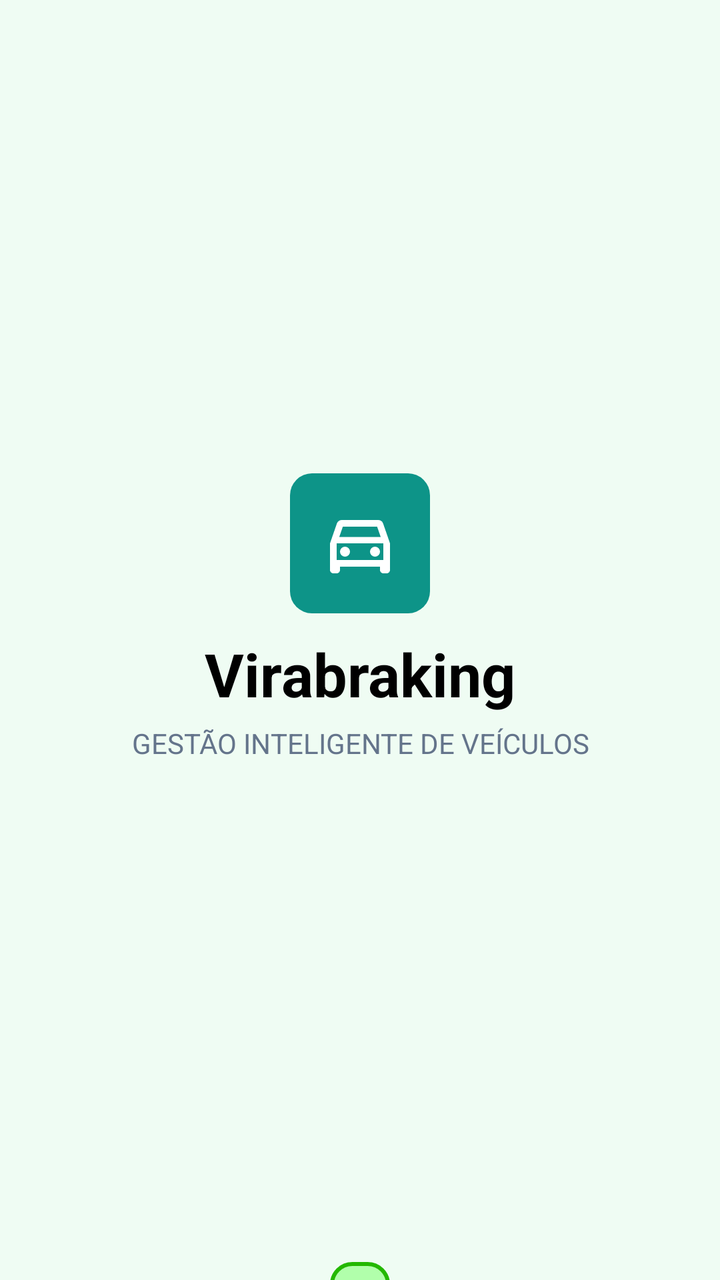
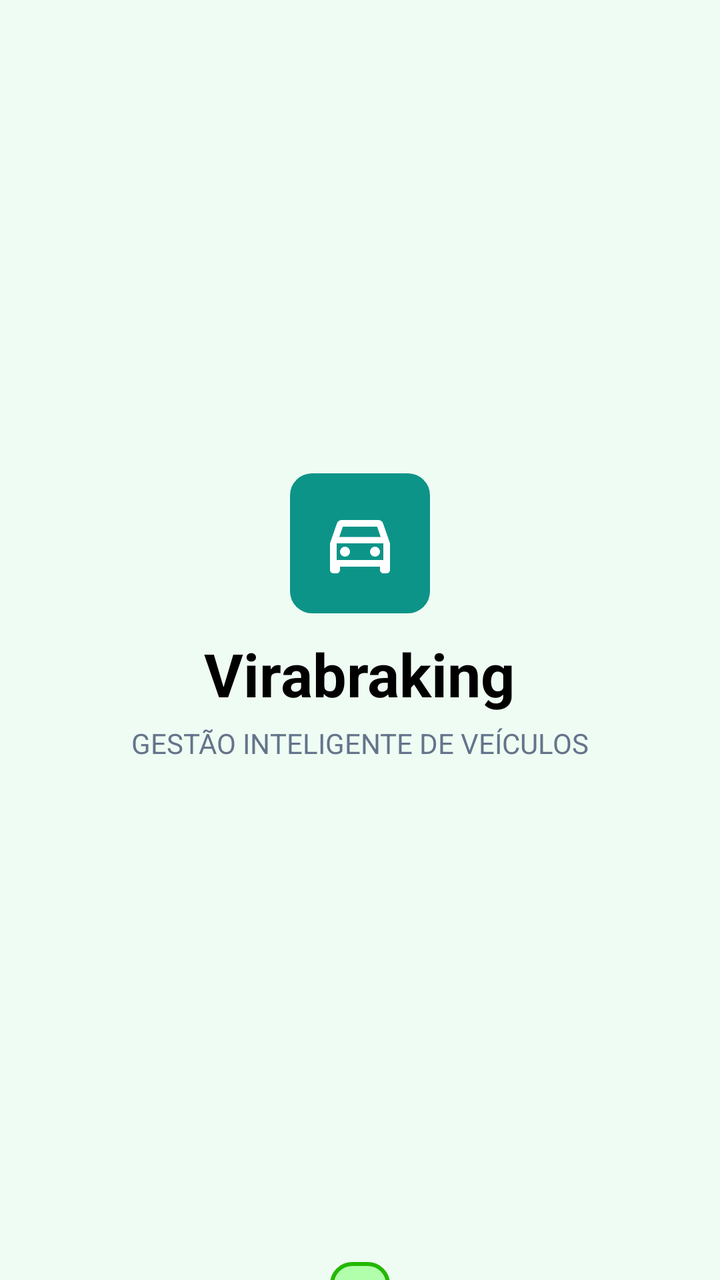

Before-and-after screenshots of an Android layout around one commit, followed by the original layout XML and the change that was made.
<!-- AndroidManifest.xml: application theme Theme.Virabraking -->
<!-- res/layout/activity_main.xml -->
<?xml version="1.0" encoding="utf-8"?>
<LinearLayout xmlns:android="http://schemas.android.com/apk/res/android"
    xmlns:app="http://schemas.android.com/apk/res-auto"
    xmlns:tools="http://schemas.android.com/tools"
    android:layout_width="match_parent"
    android:layout_height="match_parent"
    android:background="#effcf3"
    android:orientation="vertical"
    android:gravity="center"
    tools:context=".MainActivity">

    <ImageButton
        android:id="@+id/iBtnInicio"
        android:layout_width="wrap_content"
        android:layout_height="wrap_content"
        android:padding="15dp"
        android:layout_marginBottom="10dp"
        android:background="@drawable/rouded_border"
        android:src="@drawable/car" />

    <TextView
        android:layout_width="match_parent"
        android:layout_height="wrap_content"
        android:gravity="center"
        android:textSize="30sp"
        android:textStyle="bold"
        android:layout_marginBottom="5dp"
        android:textColor="@color/black"
        android:text="Virabraking" />

    <TextView
        android:layout_width="match_parent"
        android:layout_height="wrap_content"
        android:gravity="center"
        android:textColor="#64748b"
        android:text="GESTÃO INTELIGENTE DE VEÍCULOS" />

    <TextView
        android:id="@+id/tvAppVersion"
        android:layout_width="wrap_content"
        android:layout_height="wrap_content"
        android:background="@drawable/version_background"
        android:paddingVertical="3dp"
        android:paddingHorizontal="15dp"
        android:textStyle="bold"
        android:textSize="12sp"
        android:textColor="#28a095"
        android:translationY="250dp" />
</LinearLayout>
<!-- resources referenced by this layout -->
<resources>
  <color name="black">#FF000000</color>
  <!-- drawable car (drawable) -->
  <vector android:height="40dp" android:tint="#ffffff"
      android:viewportHeight="24" android:viewportWidth="24"
      android:width="40dp" xmlns:android="http://schemas.android.com/apk/res/android">
      <path android:fillColor="@android:color/white" android:pathData="M18.92,6.01C18.72,5.42 18.16,5 17.5,5h-11c-0.66,0 -1.21,0.42 -1.42,1.01L3,12v8c0,0.55 0.45,1 1,1h1c0.55,0 1,-0.45 1,-1v-1h12v1c0,0.55 0.45,1 1,1h1c0.55,0 1,-0.45 1,-1v-8l-2.08,-5.99zM6.85,7h10.29l1.08,3.11H5.77L6.85,7zM19,17H5v-5h14v5z"/>
      <path android:fillColor="@android:color/white" android:pathData="M7.5,14.5m-1.5,0a1.5,1.5 0,1 1,3 0a1.5,1.5 0,1 1,-3 0"/>
      <path android:fillColor="@android:color/white" android:pathData="M16.5,14.5m-1.5,0a1.5,1.5 0,1 1,3 0a1.5,1.5 0,1 1,-3 0"/>
  </vector>
  <!-- drawable rouded_border (drawable) -->
  <?xml version="1.0" encoding="utf-8"?>
  <layer-list xmlns:android="http://schemas.android.com/apk/res/android">
      <item>
          <shape android:shape="rectangle">
              <corners android:radius="11dp" />
              <solid android:color="#0d9488" />
          </shape>
      </item>
  </layer-list>
  <!-- drawable version_background (drawable) -->
  <?xml version="1.0" encoding="utf-8"?>
  <layer-list xmlns:android="http://schemas.android.com/apk/res/android">
      <item>
          <shape android:shape="rectangle">
              <corners android:radius="11dp" />
              <solid android:color="#B1FFAB" />
              <stroke android:width="2dp" android:color="#23B800" />
          </shape>
      </item>
  </layer-list>
  <style name="Theme.Virabraking" parent="Base.Theme.Virabraking" />
  <style name="Base.Theme.Virabraking" parent="Theme.Material3.DayNight.NoActionBar">
          
          <item name="colorPrimary">#0d9488</item>
      </style>
</resources>

<!-- the commit's change to res/layout/activity_main.xml (unified diff, before → after) -->
@@ -19,9 +19,8 @@
         android:src="@drawable/car" />
 
     <TextView
-        android:layout_width="match_parent"
+        android:layout_width="wrap_content"
         android:layout_height="wrap_content"
-        android:gravity="center"
         android:textSize="30sp"
         android:textStyle="bold"
         android:layout_marginBottom="5dp"
@@ -29,9 +28,8 @@
         android:text="Virabraking" />
 
     <TextView
-        android:layout_width="match_parent"
+        android:layout_width="wrap_content"
         android:layout_height="wrap_content"
-        android:gravity="center"
         android:textColor="#64748b"
         android:text="GESTÃO INTELIGENTE DE VEÍCULOS" />
 
